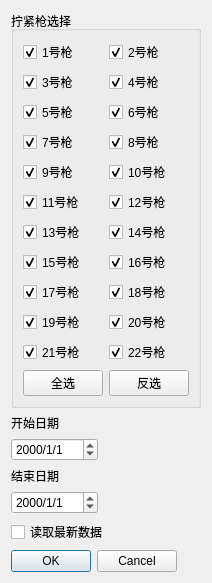
The window that db_process/ui/spindle_dialog.ui (Sanvenir/db_process) describes before a commit, drawn with Qt 5.
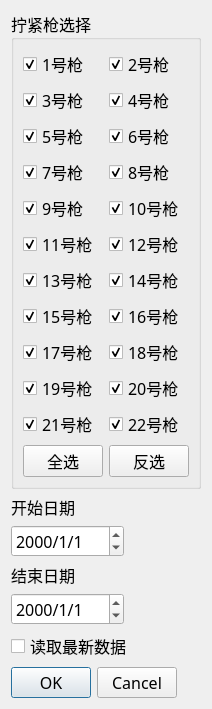
The same window after the commit.

Diff of the .ui file:
```diff
--- a/db_process/ui/spindle_dialog.ui
+++ b/db_process/ui/spindle_dialog.ui
@@ -7,7 +7,7 @@
     <x>0</x>
     <y>0</y>
     <width>212</width>
-    <height>491</height>
+    <height>580</height>
    </rect>
   </property>
   <property name="windowTitle">
@@ -32,12 +32,24 @@
            <verstretch>0</verstretch>
           </sizepolicy>
          </property>
+         <property name="font">
+          <font>
+           <family>等线</family>
+           <pointsize>12</pointsize>
+          </font>
+         </property>
          <property name="title">
           <string>拧紧枪选择</string>
          </property>
          <layout class="QFormLayout" name="formLayout">
           <item row="0" column="0">
            <widget class="QCheckBox" name="checkBoxS1">
+            <property name="font">
+             <font>
+              <family>等线</family>
+              <pointsize>12</pointsize>
+             </font>
+            </property>
             <property name="text">
              <string>1号枪</string>
             </property>
@@ -51,6 +63,12 @@
           </item>
           <item row="0" column="1">
            <widget class="QCheckBox" name="checkBoxS2">
+            <property name="font">
+             <font>
+              <family>等线</family>
+              <pointsize>12</pointsize>
+             </font>
+            </property>
             <property name="text">
              <string>2号枪</string>
             </property>
@@ -64,6 +82,12 @@
           </item>
           <item row="1" column="0">
            <widget class="QCheckBox" name="checkBoxS3">
+            <property name="font">
+             <font>
+              <family>等线</family>
+              <pointsize>12</pointsize>
+             </font>
+            </property>
             <property name="text">
              <string>3号枪</string>
             </property>
@@ -77,6 +101,12 @@
           </item>
           <item row="1" column="1">
            <widget class="QCheckBox" name="checkBoxS4">
+            <property name="font">
+             <font>
+              <family>等线</family>
+              <pointsize>12</pointsize>
+             </font>
+            </property>
             <property name="text">
              <string>4号枪</string>
             </property>
@@ -90,6 +120,12 @@
           </item>
           <item row="2" column="0">
            <widget class="QCheckBox" name="checkBoxS5">
+            <property name="font">
+             <font>
+              <family>等线</family>
+              <pointsize>12</pointsize>
+             </font>
+            </property>
             <property name="text">
              <string>5号枪</string>
             </property>
@@ -103,6 +139,12 @@
           </item>
           <item row="2" column="1">
            <widget class="QCheckBox" name="checkBoxS6">
+            <property name="font">
+             <font>
+              <family>等线</family>
+              <pointsize>12</pointsize>
+             </font>
+            </property>
             <property name="text">
              <string>6号枪</string>
             </property>
@@ -116,6 +158,12 @@
           </item>
           <item row="3" column="0">
            <widget class="QCheckBox" name="checkBoxS7">
+            <property name="font">
+             <font>
+              <family>等线</family>
+              <pointsize>12</pointsize>
+             </font>
+            </property>
             <property name="text">
              <string>7号枪</string>
             </property>
@@ -129,6 +177,12 @@
           </item>
           <item row="3" column="1">
            <widget class="QCheckBox" name="checkBoxS8">
+            <property name="font">
+             <font>
+              <family>等线</family>
+              <pointsize>12</pointsize>
+             </font>
+            </property>
             <property name="text">
              <string>8号枪</string>
             </property>
@@ -142,6 +196,12 @@
           </item>
           <item row="4" column="0">
            <widget class="QCheckBox" name="checkBoxS9">
+            <property name="font">
+             <font>
+              <family>等线</family>
+              <pointsize>12</pointsize>
+             </font>
+            </property>
             <property name="text">
              <string>9号枪</string>
             </property>
@@ -155,6 +215,12 @@
           </item>
           <item row="4" column="1">
            <widget class="QCheckBox" name="checkBoxS10">
+            <property name="font">
+             <font>
+              <family>等线</family>
+              <pointsize>12</pointsize>
+             </font>
+            </property>
             <property name="text">
              <string>10号枪</string>
             </property>
@@ -168,6 +234,12 @@
           </item>
           <item row="5" column="0">
            <widget class="QCheckBox" name="checkBoxS11">
+            <property name="font">
+             <font>
+              <family>等线</family>
+              <pointsize>12</pointsize>
+             </font>
+            </property>
             <property name="text">
              <string>11号枪</string>
             </property>
@@ -181,6 +253,12 @@
           </item>
           <item row="5" column="1">
            <widget class="QCheckBox" name="checkBoxS12">
+            <property name="font">
+             <font>
+              <family>等线</family>
+              <pointsize>12</pointsize>
+             </font>
+            </property>
             <property name="text">
              <string>12号枪</string>
             </property>
@@ -194,6 +272,12 @@
           </item>
           <item row="6" column="0">
            <widget class="QCheckBox" name="checkBoxS13">
+            <property name="font">
+             <font>
+              <family>等线</family>
+              <pointsize>12</pointsize>
+             </font>
+            </property>
             <property name="text">
              <string>13号枪</string>
             </property>
@@ -207,6 +291,12 @@
           </item>
           <item row="6" column="1">
            <widget class="QCheckBox" name="checkBoxS14">
+            <property name="font">
+             <font>
+              <family>等线</family>
+              <pointsize>12</pointsize>
+             </font>
+            </property>
             <property name="text">
              <string>14号枪</string>
             </property>
@@ -220,6 +310,12 @@
           </item>
           <item row="7" column="0">
            <widget class="QCheckBox" name="checkBoxS15">
+            <property name="font">
+             <font>
+              <family>等线</family>
+              <pointsize>12</pointsize>
+             </font>
+            </property>
             <property name="text">
              <string>15号枪</string>
             </property>
@@ -233,6 +329,12 @@
           </item>
           <item row="7" column="1">
            <widget class="QCheckBox" name="checkBoxS16">
+            <property name="font">
+             <font>
+              <family>等线</family>
+              <pointsize>12</pointsize>
+             </font>
+            </property>
             <property name="text">
              <string>16号枪</string>
             </property>
@@ -246,6 +348,12 @@
           </item>
           <item row="8" column="0">
            <widget class="QCheckBox" name="checkBoxS17">
+            <property name="font">
+             <font>
+              <family>等线</family>
+              <pointsize>12</pointsize>
+             </font>
+            </property>
             <property name="text">
              <string>17号枪</string>
             </property>
@@ -259,6 +367,12 @@
           </item>
           <item row="8" column="1">
            <widget class="QCheckBox" name="checkBoxS18">
+            <property name="font">
+             <font>
+              <family>等线</family>
+              <pointsize>12</pointsize>
+             </font>
+            </property>
             <property name="text">
              <string>18号枪</string>
             </property>
@@ -272,6 +386,12 @@
           </item>
           <item row="9" column="0">
            <widget class="QCheckBox" name="checkBoxS19">
+            <property name="font">
+             <font>
+              <family>等线</family>
+              <pointsize>12</pointsize>
+             </font>
+            </property>
             <property name="text">
              <string>19号枪</string>
             </property>
@@ -285,6 +405,12 @@
           </item>
           <item row="9" column="1">
            <widget class="QCheckBox" name="checkBoxS20">
+            <property name="font">
+             <font>
+              <family>等线</family>
+              <pointsize>12</pointsize>
+             </font>
+            </property>
             <property name="text">
              <string>20号枪</string>
             </property>
@@ -298,6 +424,12 @@
           </item>
           <item row="10" column="0">
            <widget class="QCheckBox" name="checkBoxS21">
+            <property name="font">
+             <font>
+              <family>等线</family>
+              <pointsize>12</pointsize>
+             </font>
+            </property>
             <property name="text">
              <string>21号枪</string>
             </property>
@@ -311,6 +443,12 @@
           </item>
           <item row="10" column="1">
            <widget class="QCheckBox" name="checkBoxS22">
+            <property name="font">
+             <font>
+              <family>等线</family>
+              <pointsize>12</pointsize>
+             </font>
+            </property>
             <property name="text">
              <string>22号枪</string>
             </property>
@@ -330,6 +468,12 @@
               <verstretch>0</verstretch>
              </sizepolicy>
             </property>
+            <property name="font">
+             <font>
+              <family>等线</family>
+              <pointsize>12</pointsize>
+             </font>
+            </property>
             <property name="text">
              <string>反选</string>
             </property>
@@ -343,6 +487,12 @@
               <verstretch>0</verstretch>
              </sizepolicy>
             </property>
+            <property name="font">
+             <font>
+              <family>等线</family>
+              <pointsize>12</pointsize>
+             </font>
+            </property>
             <property name="text">
              <string>全选</string>
             </property>
@@ -359,6 +509,12 @@
            <verstretch>0</verstretch>
           </sizepolicy>
          </property>
+         <property name="font">
+          <font>
+           <family>等线</family>
+           <pointsize>12</pointsize>
+          </font>
+         </property>
          <property name="text">
           <string>开始日期</string>
          </property>
@@ -372,6 +528,12 @@
            <verstretch>0</verstretch>
           </sizepolicy>
          </property>
+         <property name="font">
+          <font>
+           <family>等线</family>
+           <pointsize>12</pointsize>
+          </font>
+         </property>
          <property name="displayFormat">
           <string>yyyy/M/d</string>
          </property>
@@ -385,6 +547,12 @@
            <verstretch>0</verstretch>
           </sizepolicy>
          </property>
+         <property name="font">
+          <font>
+           <family>等线</family>
+           <pointsize>12</pointsize>
+          </font>
+         </property>
          <property name="text">
           <string>结束日期</string>
          </property>
@@ -398,6 +566,12 @@
            <verstretch>0</verstretch>
           </sizepolicy>
          </property>
+         <property name="font">
+          <font>
+           <family>等线</family>
+           <pointsize>12</pointsize>
+          </font>
+         </property>
          <property name="displayFormat">
           <string>yyyy/M/d</string>
          </property>
@@ -411,6 +585,12 @@
            <verstretch>0</verstretch>
           </sizepolicy>
          </property>
+         <property name="font">
+          <font>
+           <family>等线</family>
+           <pointsize>12</pointsize>
+          </font>
+         </property>
          <property name="text">
           <string>读取最新数据</string>
          </property>
@@ -426,6 +606,12 @@
          <verstretch>0</verstretch>
         </sizepolicy>
        </property>
+       <property name="font">
+        <font>
+         <family>等线</family>
+         <pointsize>12</pointsize>
+        </font>
+       </property>
        <property name="orientation">
         <enum>Qt::Horizontal</enum>
        </property>
```
